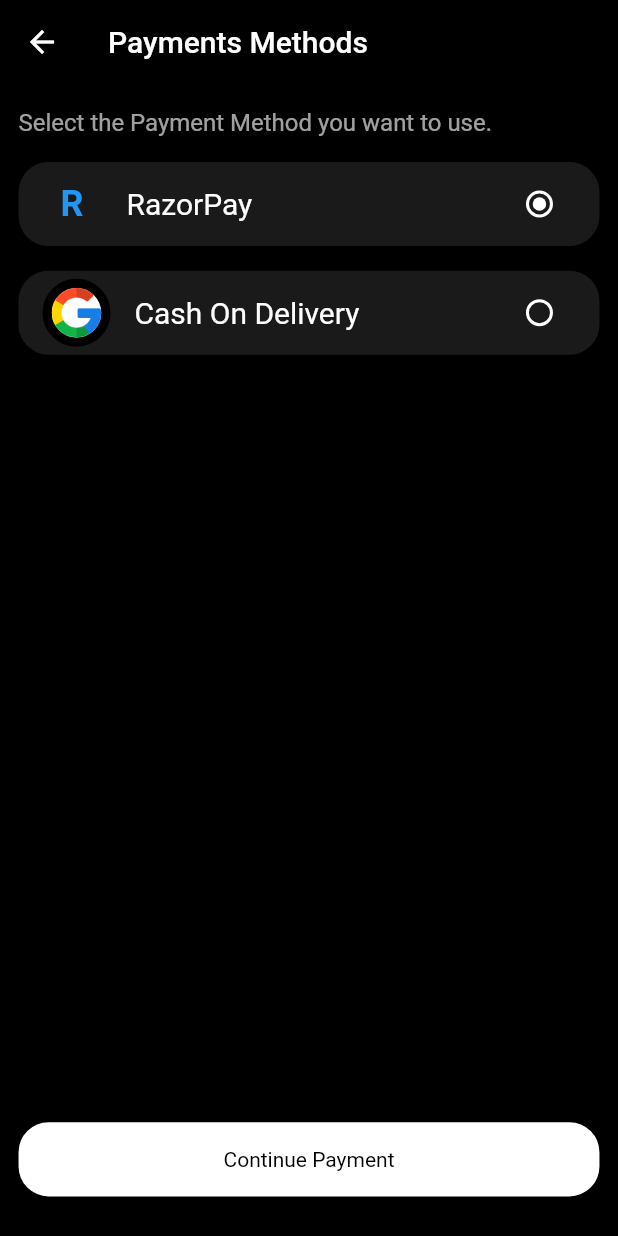
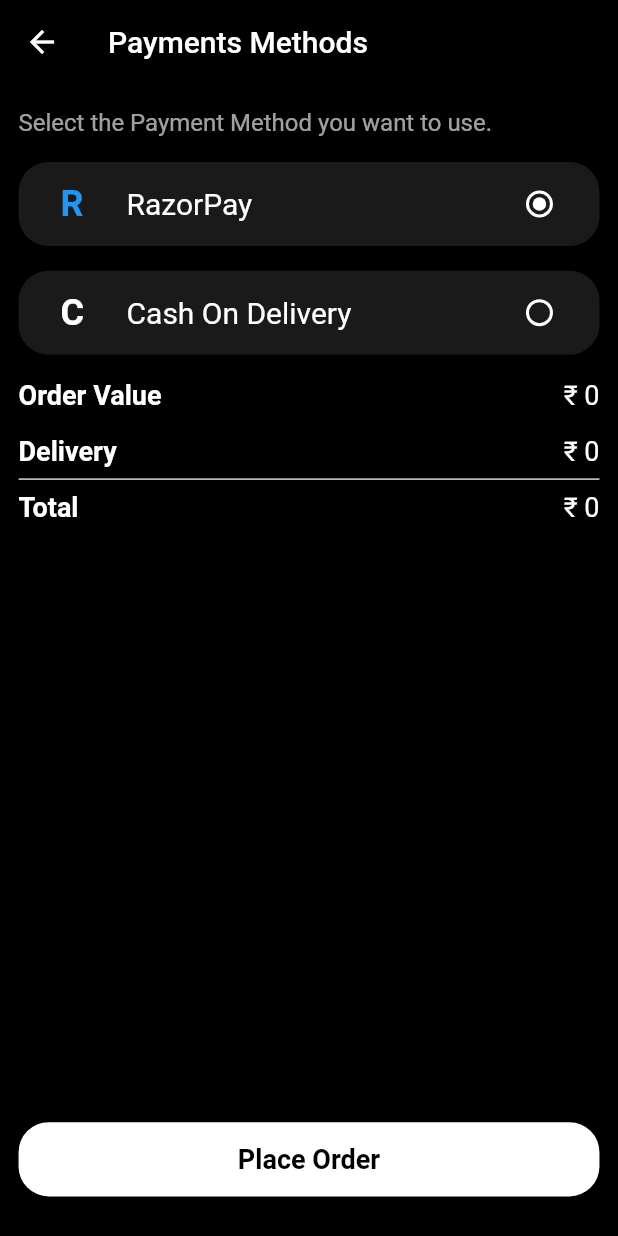
Before and after one commit to kuberanb/Woodie_User_App, a Flutter app: the PaymentsMethodsScreen screen opened directly with empty values, on a phone screen of 412 x 824 dp. Run offline on Flutter 3.47's test engine with Material 2 defaults, Android fonts, the phone set to English and light mode, and no system bars; our stand-ins replace cloud_firestore, email_validator, firebase_auth, firebase_core, get, google_sign_in; missing offline and left inert: another_stepper, razorpay_flutter; accounts and stored records are empty; network calls fail.

Commit message:
Razorpay payment integration started and other changes completed

```diff
--- /dev/null
+++ b/lib/models/order_model.dart
@@ -0,0 +1 @@
+import 'package:flutter/material.dart';
--- a/lib/views/Cart_and_Order_and_checkout/my_cart_screen.dart
+++ b/lib/views/Cart_and_Order_and_checkout/my_cart_screen.dart
@@ -201,7 +201,7 @@
                       Navigator.of(context).push(
                         MaterialPageRoute(
                             builder: ((context) =>
-                                const ShippingAddressScreen())),
+                               ShippingAddressScreen(totalAmount:totalAmount)),),
                       );
                     },
                     child: Padding(
--- a/lib/views/Cart_and_Order_and_checkout/payments_methods_screen.dart
+++ b/lib/views/Cart_and_Order_and_checkout/payments_methods_screen.dart
@@ -1,16 +1,23 @@
 import 'dart:developer';
-
+import 'package:firebase_auth/firebase_auth.dart';
+import 'package:flutter/services.dart';
+import 'package:razorpay_flutter/razorpay_flutter.dart';
 import 'package:flutter/material.dart';
 import 'package:woodie/core/colorPalettes.dart';
+import 'package:woodie/functions/MiscellaneousFunctions.dart';
 import 'package:woodie/models/address_model.dart';
 import 'package:woodie/models/cart_model.dart';
 
 class PaymentsMethodsScreen extends StatefulWidget {
-  const PaymentsMethodsScreen(
-      {super.key, required this.address, required this.cartProductsList});
+  PaymentsMethodsScreen(
+      {super.key,
+      required this.address,
+      required this.cartProductsList,
+      required this.totalAmount});
 
   final AddressModel address;
   final List<CartModel> cartProductsList;
+  int totalAmount;
 
   @override
   State<PaymentsMethodsScreen> createState() => _PaymentsMethodsScreenState();
@@ -18,6 +25,60 @@
 
 class _PaymentsMethodsScreenState extends State<PaymentsMethodsScreen> {
   int _value = 0;
+
+  //static const platform = const MethodChannel("razorpay_flutter");
+
+  Razorpay? _razorpay;
+
+  @override
+  void initState() {
+    _razorpay = Razorpay();
+    _razorpay!.on(Razorpay.EVENT_PAYMENT_SUCCESS, _handlePaymentSuccess);
+    _razorpay!.on(Razorpay.EVENT_PAYMENT_ERROR, _handlePaymentError);
+    _razorpay!.on(Razorpay.EVENT_EXTERNAL_WALLET, _handleExternalWallet);
+
+    // TODO: implement initState
+    super.initState();
+  }
+
+  @override
+  void dispose() {
+    // TODO: implement dispose
+    super.dispose();
+    _razorpay!.clear();
+  }
+
+  void razorPayCheckout() async{
+    var options = {
+      'key': '<YOUR_KEY_HERE>',
+      'amount': (widget.totalAmount) * 100,
+      'name': widget.address.fullName,
+      'description': 'Woodie Purchase',
+      'prefill': {
+        'contact': widget.address.fullName,
+        'email': FirebaseAuth.instance.currentUser!.email,
+      }
+    };
+
+    try {
+      _razorpay!.open(options);
+    } catch (e) {
+      errorSnackBar(e.toString(), context);
+    }
+  }
+
+   _handlePaymentSuccess(PaymentSuccessResponse response) {
+    log('Payment Sucess');
+  }
+
+   _handlePaymentError() {
+    log('Payment Error');
+  }
+
+   _handleExternalWallet() {
+    log('Payment to External Wallet');
+  }
+
   @override
   Widget build(BuildContext context) {
     final screenWidth = MediaQuery.of(context).size.width;
@@ -110,35 +171,44 @@
                   shape: RoundedRectangleBorder(
                     borderRadius: BorderRadius.circular(20),
                   ),
-                  leading: InkWell(
-                    onTap: () {},
-                    child: Column(
-                      mainAxisAlignment: MainAxisAlignment.center,
-                      children: [
-                        Container(
-                          decoration: BoxDecoration(
-                            shape: BoxShape.circle,
-                            //borderRadius: BorderRadius.circular(40),
-                            color: kWhiteColor,
-                            border: Border.all(
-                              color: kBlackColor,
-                              width: 0.015 * screenWidth,
-                            ),
-                          ),
-                          // height: 0.15 * screenWidth,
-                          // width: 0.15 * screenWidth,
-                          // color: kListTileColor,
-
-                          child: Image.asset(
-                            'assets/images/google_icon.png',
-                            fit: BoxFit.fill,
-                            width: 0.08 * screenWidth,
-                            height: 0.08 * screenWidth,
-                          ),
-                        ),
-                      ],
+                  leading: const Text(
+                    '  C',
+                    style: TextStyle(
+                      color: kWhiteColor,
+                      fontSize: 24,
+                      fontWeight: FontWeight.bold,
                     ),
                   ),
+
+                  // InkWell(
+                  //   onTap: () {},
+                  //   child: Column(
+                  //     mainAxisAlignment: MainAxisAlignment.center,
+                  //     children: [
+                  //       Container(
+                  //         decoration: BoxDecoration(
+                  //           shape: BoxShape.circle,
+                  //           //borderRadius: BorderRadius.circular(40),
+                  //           color: kWhiteColor,
+                  //           border: Border.all(
+                  //             color: kBlackColor,
+                  //             width: 0.015 * screenWidth,
+                  //           ),
+                  //         ),
+                  //         // height: 0.15 * screenWidth,
+                  //         // width: 0.15 * screenWidth,
+                  //         // color: kListTileColor,
+
+                  //         child: Image.asset(
+                  //           'assets/images/google_icon.png',
+                  //           fit: BoxFit.fill,
+                  //           width: 0.08 * screenWidth,
+                  //           height: 0.08 * screenWidth,
+                  //         ),
+                  //       ),
+                  //     ],
+                  //   ),
+                  // ),
                   title: const Text(
                     'Cash On Delivery',
                     style: TextStyle(
@@ -160,10 +230,43 @@
                 SizedBox(
                   height: 0.02 * screenHeight,
                 ),
+                AmountRows(
+                  amount: widget.totalAmount,
+                  text: 'Order Value',
+                ),
+                SizedBox(
+                  height: 0.02 * screenHeight,
+                ),
+                AmountRows(
+                  text: 'Delivery',
+                  amount: 0,
+                ),
+                // SizedBox(
+                //   height: 0.02 * screenHeight,
+                // ),
+                const Divider(
+                  color: kLightWhiteColor,
+                  thickness: 1,
+                ),
+                AmountRows(
+                  amount: widget.totalAmount,
+                  text: 'Total',
+                ),
+                // const Divider(color: kWhiteColor,thickness: 0.5,),
+                // const Divider(color: kWhiteColor,thickness: 0.5,),
+                SizedBox(
+                  height: 0.02 * screenHeight,
+                ),
                 const Spacer(),
                 InkWell(
                   onTap: () {
                     log(widget.address.city.toString());
+                    if (_value == 0) {
+                      razorPayCheckout();
+                      log('Razor pay Selected');
+                    } else if (_value == 1) {
+                      log('Cash On Delivery Selected');
+                    }
                   },
                   child: Align(
                     alignment: Alignment.bottomCenter,
@@ -171,16 +274,18 @@
                       width: screenWidth,
                       height: 0.06 * screenHeight,
                       decoration: BoxDecoration(
-                          borderRadius: BorderRadius.circular(20),
-                          color: kWhiteColor),
+                        borderRadius: BorderRadius.circular(20),
+                        color: kWhiteColor,
+                      ),
                       child: Row(
                           mainAxisAlignment: MainAxisAlignment.center,
                           children: const [
                             Text(
-                              'Continue Payment',
+                              'Place Order',
                               style: TextStyle(
                                 color: kBlackColor,
-                                fontSize: 14,
+                                fontSize: 18,
+                                fontWeight: FontWeight.bold,
                               ),
                             ),
                           ]),
@@ -195,3 +300,34 @@
     );
   }
 }
+
+class AmountRows extends StatelessWidget {
+  String text;
+  int amount;
+  AmountRows({
+    super.key,
+    required this.text,
+    required this.amount,
+  });
+
+  @override
+  Widget build(BuildContext context) {
+    return Row(
+      mainAxisAlignment: MainAxisAlignment.spaceBetween,
+      children: [
+        Text(
+          text,
+          style: const TextStyle(
+            color: kWhiteColor,
+            fontSize: 18,
+            fontWeight: FontWeight.bold,
+          ),
+        ),
+        Text(
+          '₹ $amount',
+          style: const TextStyle(color: kWhiteColor, fontSize: 18),
+        ),
+      ],
+    );
+  }
+}
--- a/pubspec.yaml
+++ b/pubspec.yaml
@@ -40,6 +40,7 @@
   font_awesome_flutter: ^10.3.0
   get: ^4.6.5
   google_sign_in: ^5.4.2
+  razorpay_flutter: ^1.3.4
 
 dev_dependencies:
   flutter_lints: ^2.0.0
```
Also changed, not shown: lib/controllers/homeScreenController.dart (+11 -0 lines), lib/core/constants.dart (+6 -1 lines), lib/views/Cart_and_Order_and_checkout/shipping_address_screen.dart (+12 -5 lines), lib/views/Orders/order_summary_screen.dart (added, +34 -0 lines), lib/views/Orders/widgets/order_item_active.dart (+7 -5 lines), lib/views/Orders/widgets/order_item_completed.dart (+7 -5 lines), lib/views/Profile_and_Settings.dart/profile_screen.dart (+8 -7 lines), lib/views/homeAndActionMenu/home_screen.dart (+7 -5 lines), pubspec.lock, 2 other files.
